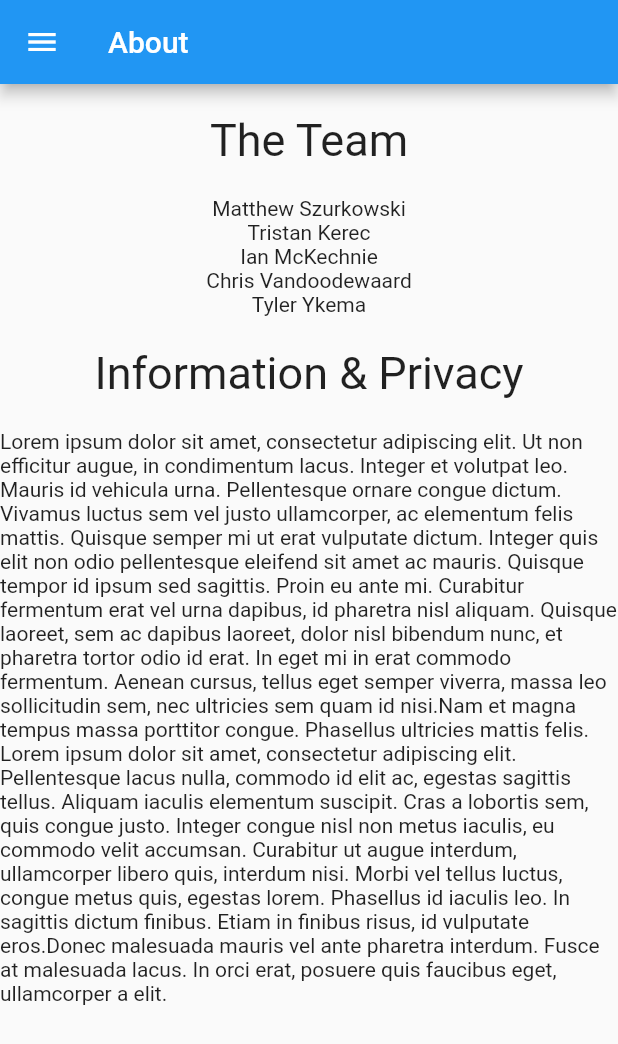
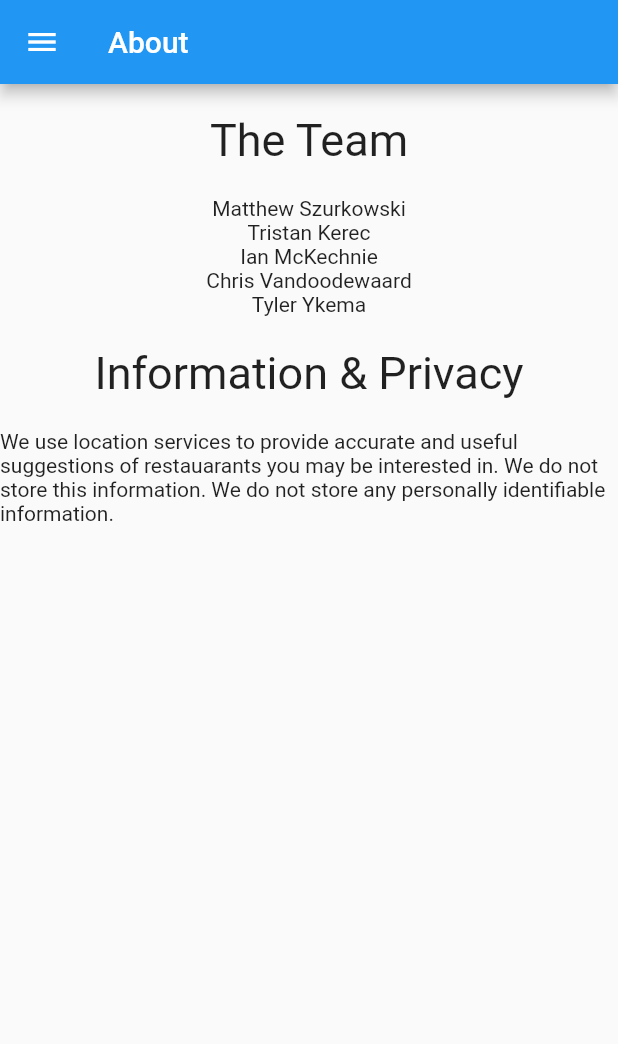
Before and after one commit to MatthewSzurkowski/TasteTwin, a Flutter app: the AboutPage screen opened directly, on a phone screen of 412 x 824 dp. Shown: the top 1044 px of the screen. Run offline on Flutter 3.47's test engine with Material 2 defaults, Android fonts, the light colour scheme and no system bars; our stand-ins replace custom_radio_grouped_button, firebase_core, firebase_database, flutter_countdown_timer, flutter_riverpod, swipe_cards; accounts and stored records are empty.

Commit message:
remove sample text from privacy policy

```diff
--- a/taste_twin/lib/pages/about.dart
+++ b/taste_twin/lib/pages/about.dart
@@ -49,7 +49,7 @@ class _AboutPage extends State<AboutPage> {
             ),
             SizedBox(height: 20),
             Text(
-                "Lorem ipsum dolor sit amet, consectetur adipiscing elit. Ut non efficitur augue, in condimentum lacus. Integer et volutpat leo. Mauris id vehicula urna. Pellentesque ornare congue dictum. Vivamus luctus sem vel justo ullamcorper, ac elementum felis mattis. Quisque semper mi ut erat vulputate dictum. Integer quis elit non odio pellentesque eleifend sit amet ac mauris. Quisque tempor id ipsum sed sagittis. Proin eu ante mi. Curabitur fermentum erat vel urna dapibus, id pharetra nisl aliquam. Quisque laoreet, sem ac dapibus laoreet, dolor nisl bibendum nunc, et pharetra tortor odio id erat. In eget mi in erat commodo fermentum. Aenean cursus, tellus eget semper viverra, massa leo sollicitudin sem, nec ultricies sem quam id nisi.Nam et magna tempus massa porttitor congue. Phasellus ultricies mattis felis. Lorem ipsum dolor sit amet, consectetur adipiscing elit. Pellentesque lacus nulla, commodo id elit ac, egestas sagittis tellus. Aliquam iaculis elementum suscipit. Cras a lobortis sem, quis congue justo. Integer congue nisl non metus iaculis, eu commodo velit accumsan. Curabitur ut augue interdum, ullamcorper libero quis, interdum nisi. Morbi vel tellus luctus, congue metus quis, egestas lorem. Phasellus id iaculis leo. In sagittis dictum finibus. Etiam in finibus risus, id vulputate eros.Donec malesuada mauris vel ante pharetra interdum. Fusce at malesuada lacus. In orci erat, posuere quis faucibus eget, ullamcorper a elit."),
+                "We use location services to provide accurate and useful suggestions of restauarants you may be interested in. We do not store this information. We do not store any personally identifiable information. ")
           ],
         )),
         drawer: const MainDrawer(
```
